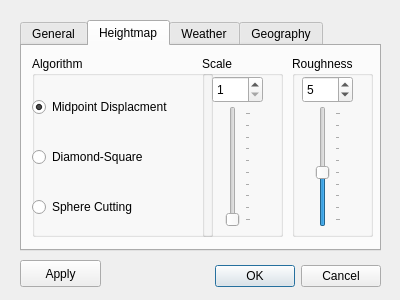
This is data/qt4/dWorldConf.ui in psi29a/worldsynth as Qt 5 draws it before an edit. The edited form follows.
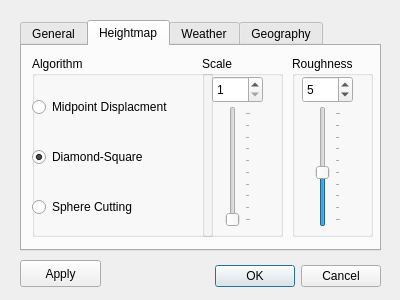
This is the edited form. The open tabs and pages were chosen to show the change. Icons and pictures are not drawn.

Commit message: erosion out of bounds bugfix, open file bugfix when using qt dialog, new diamondsquare algo (v3) which should be used as the default now

Diff of the .ui file:
```diff
--- a/data/qt4/dWorldConf.ui
+++ b/data/qt4/dWorldConf.ui
@@ -285,7 +285,7 @@
        <string>Midpoint Displacment</string>
       </property>
       <property name="checked">
-       <bool>true</bool>
+       <bool>false</bool>
       </property>
      </widget>
      <widget class="QRadioButton" name="rDSA">
@@ -300,6 +300,9 @@
       <property name="text">
        <string>Diamond-Square</string>
       </property>
+      <property name="checked">
+       <bool>true</bool>
+      </property>
      </widget>
      <widget class="QRadioButton" name="rSPH">
       <property name="geometry">
```
Left out of the diff: 2 changed lines with no effect on the pictures. The commit also changes 4 other files.
